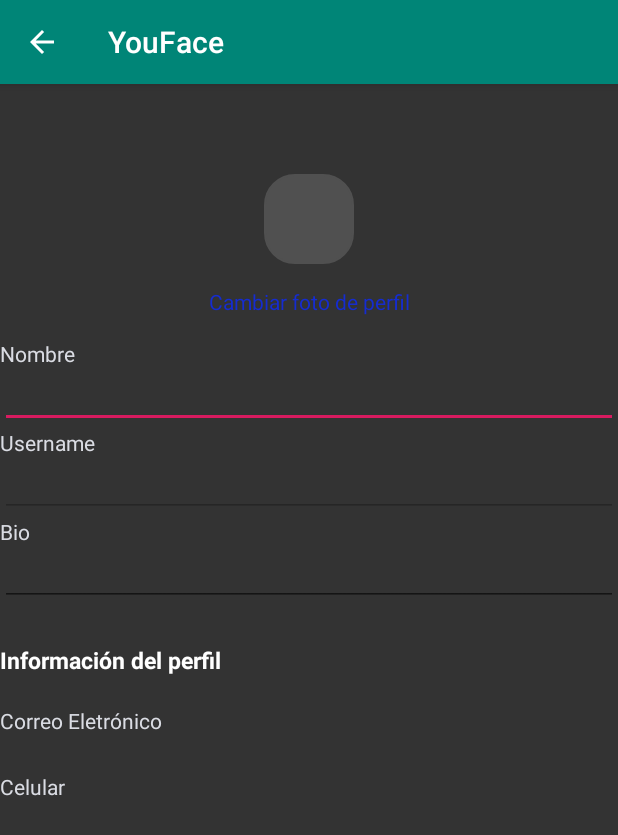
After one commit to Gerardo-rios/Letters-Android-Java-APP, an Android app: the editar_perfil screen opened directly, with no data from a screen before it, on a phone screen of 412 x 824 dp. The commit adds this screen. Shown: the top 835 px of the screen. Run offline under Robolectric (Android 15) with nearby library versions, the phone set to English and light mode, and no system bars.

```diff
--- a/app/src/main/java/vista/Login.java
+++ b/app/src/main/java/vista/Login.java
@@ -63,15 +63,13 @@ public class Login extends AppCompatActivity implements View.OnClickListener {
                 try {
                     String informacion = response.getString("information");
                     boolean suceso = response.getBoolean("success");
-                    JSONObject persona = response.getJSONObject("data");
                     if (suceso){
-
+                        JSONObject persona = response.getJSONObject("data");
                         user = new Usuario();
                         user.setId(persona.getString("user_id"));
                         user.setNombre(persona.getString("nombre"));
                         user.setUsername(persona.getString("username"));
                         user.setDescripcion(persona.getString("descripcion"));
-                        user.setFecha_nacimiento(persona.getString("fecha_nacimiento"));
                         user.setFoto(persona.getString("foto_perfil"));
                         user.setCelular(persona.getString("celular"));
                         user.setCorreo(persona.getString("correo"));
--- a/app/src/main/java/vista/Subir.java
+++ b/app/src/main/java/vista/Subir.java
@@ -27,6 +27,7 @@ public class Subir extends AppCompatActivity implements View.OnClickListener, ca
         super.onCreate(savedInstanceState);
         setContentView(R.layout.activity_subir);
         componentes();
+        foto.setActivated(true);
     }
 
     private void componentes(){
--- /dev/null
+++ b/app/src/main/java/vista/editar_perfil.java
@@ -0,0 +1,19 @@
+package vista;
+
+import androidx.appcompat.app.AppCompatActivity;
+
+import android.os.Bundle;
+
+import com.example.youface.R;
+
+public class editar_perfil extends AppCompatActivity {
+
+    @Override
+    protected void onCreate(Bundle savedInstanceState) {
+        super.onCreate(savedInstanceState);
+        setContentView(R.layout.activity_editar_perfil);
+    }
+
+
+
+}
--- /dev/null
+++ b/app/src/main/res/layout/activity_editar_perfil.xml
@@ -0,0 +1,136 @@
+<?xml version="1.0" encoding="utf-8"?>
+<LinearLayout xmlns:android="http://schemas.android.com/apk/res/android"
+    xmlns:app="http://schemas.android.com/apk/res-auto"
+    xmlns:tools="http://schemas.android.com/tools"
+    android:layout_width="match_parent"
+    android:layout_height="match_parent"
+    android:orientation="vertical"
+    android:background="@drawable/grdnt"
+    tools:context="vista.editar_perfil">
+
+    <ImageView
+        android:layout_width="60dp"
+        android:layout_height="60dp"
+        android:background="@drawable/shape_button_redondo"
+        android:layout_marginTop="60dp"
+        android:layout_marginBottom="15dp"
+        android:layout_gravity="center"
+        android:id="@+id/foto_edit_profile">
+
+    </ImageView>
+
+    <TextView
+        android:layout_width="match_parent"
+        android:layout_height="wrap_content"
+        android:textColor="@color/azul_claro"
+        android:textAlignment="center"
+        android:text="Cambiar foto de perfil"
+        android:clickable="true"
+        android:focusable="false"
+        android:layout_weight="0"
+        android:layout_marginBottom="15dp"
+        android:id="@+id/btn_editar_foto_perfil">
+    </TextView>
+
+    <TextView
+        android:layout_width="match_parent"
+        android:layout_height="wrap_content"
+        android:textColor="@color/casi_blanco"
+        android:text="Nombre ">
+
+    </TextView>
+
+    <EditText
+        android:id="@+id/txt_nombre_edit"
+        android:layout_width="match_parent"
+        android:layout_height="40dp"
+        android:textColor="#fff"
+        android:letterSpacing="0.1"
+        android:inputType="text"
+        android:textStyle="bold">
+
+    </EditText>
+
+    <TextView
+        android:layout_width="match_parent"
+        android:layout_height="wrap_content"
+        android:textColor="@color/casi_blanco"
+        android:text="Username">
+
+    </TextView>
+
+    <EditText
+        android:id="@+id/txt1"
+        android:layout_width="match_parent"
+        android:layout_height="40dp"
+        android:textColor="#fff"
+        android:letterSpacing="0.1"
+        android:inputType="text"
+        android:editable="false"
+        android:enabled="false"
+        android:textStyle="bold">
+
+    </EditText>
+
+    <TextView
+        android:layout_width="match_parent"
+        android:layout_height="wrap_content"
+        android:textColor="@color/casi_blanco"
+        android:text="Bio">
+
+    </TextView>
+
+    <EditText
+        android:id="@+id/txt_edit_bio"
+        android:layout_width="match_parent"
+        android:layout_height="40dp"
+        android:textColor="#fff"
+        android:letterSpacing="0.1"
+        android:inputType="text"
+        android:textStyle="bold">
+
+    </EditText>
+
+    <TextView
+        android:layout_marginTop="25dp"
+        android:layout_marginBottom="20dp"
+        android:textStyle="bold"
+        android:textSize="15dp"
+        android:layout_width="match_parent"
+        android:layout_height="wrap_content"
+        android:textColor="#fff"
+        android:text="Información del perfil">
+
+    </TextView>
+
+    <TextView
+        android:layout_width="match_parent"
+        android:layout_height="wrap_content"
+        android:textColor="@color/casi_blanco"
+        android:text="Correo Eletrónico">
+
+    </TextView>
+    <TextView
+        android:layout_width="match_parent"
+        android:layout_height="wrap_content"
+        android:layout_marginTop="5dp"
+        android:textColor="#fff"
+        android:id="@+id/lbl_correo_cargar">
+    </TextView>
+
+    <TextView
+        android:layout_width="match_parent"
+        android:layout_height="wrap_content"
+        android:textColor="@color/casi_blanco"
+        android:text="Celular">
+
+    </TextView>
+    <TextView
+        android:layout_width="match_parent"
+        android:layout_height="wrap_content"
+        android:layout_marginTop="5dp"
+        android:textColor="#fff"
+        android:id="@+id/lbl_celular_cargar">
+    </TextView>
+
+</LinearLayout>
--- a/app/src/main/res/layout/activity_perfil.xml
+++ b/app/src/main/res/layout/activity_perfil.xml
@@ -40,7 +40,8 @@
             <ImageView
                 android:id="@+id/foto_perfil"
                 android:layout_width="90dp"
-                android:layout_height="90dp"></ImageView>
+                android:layout_height="90dp"
+                android:background="@drawable/shape_button_redondo"></ImageView>
 
             <TextView
                 android:id="@+id/num_publi"
--- a/app/src/main/res/values/colors.xml
+++ b/app/src/main/res/values/colors.xml
@@ -6,4 +6,6 @@
     <color name="negro">#000000</color>
     <color name="gris_claro">#6E7378</color>
     <color name="verde_diarrea">#536A59</color>
+    <color name="azul_claro">#152CD1</color>
+    <color name="casi_blanco">#DADCE3</color>
 </resources>
--- a/build.gradle
+++ b/build.gradle
@@ -7,7 +7,7 @@ buildscript {
         mavenCentral()
     }
     dependencies {
-        classpath 'com.android.tools.build:gradle:3.5.3'
+        classpath 'com.android.tools.build:gradle:3.6.0'
 
         // NOTE: Do not place your application dependencies here; they belong
         // in the individual module build.gradle files
```
Also changed, not shown: app/src/main/AndroidManifest.xml (+41 -21 lines), app/src/main/java/Controlador/UserVolley.java (+22 -3 lines), app/src/main/java/Modelo/Usuario.java (+0 -9 lines), app/src/main/java/vista/Compartir.java (added, +31 -0 lines), app/src/main/java/vista/Registro.java (+10 -13 lines), app/src/main/res/layout/activity_compartir.xml (added, +42 -0 lines), app/src/main/res/layout/activity_registro.xml (+1 -30 lines), gradle/wrapper/gradle-wrapper.properties.
